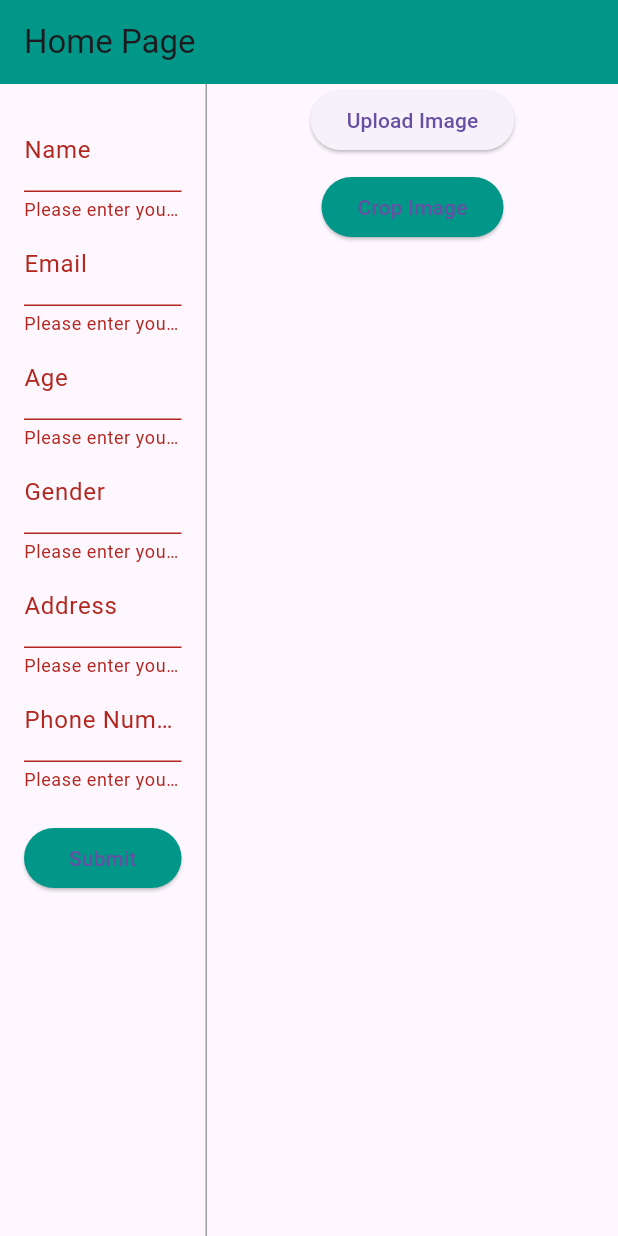
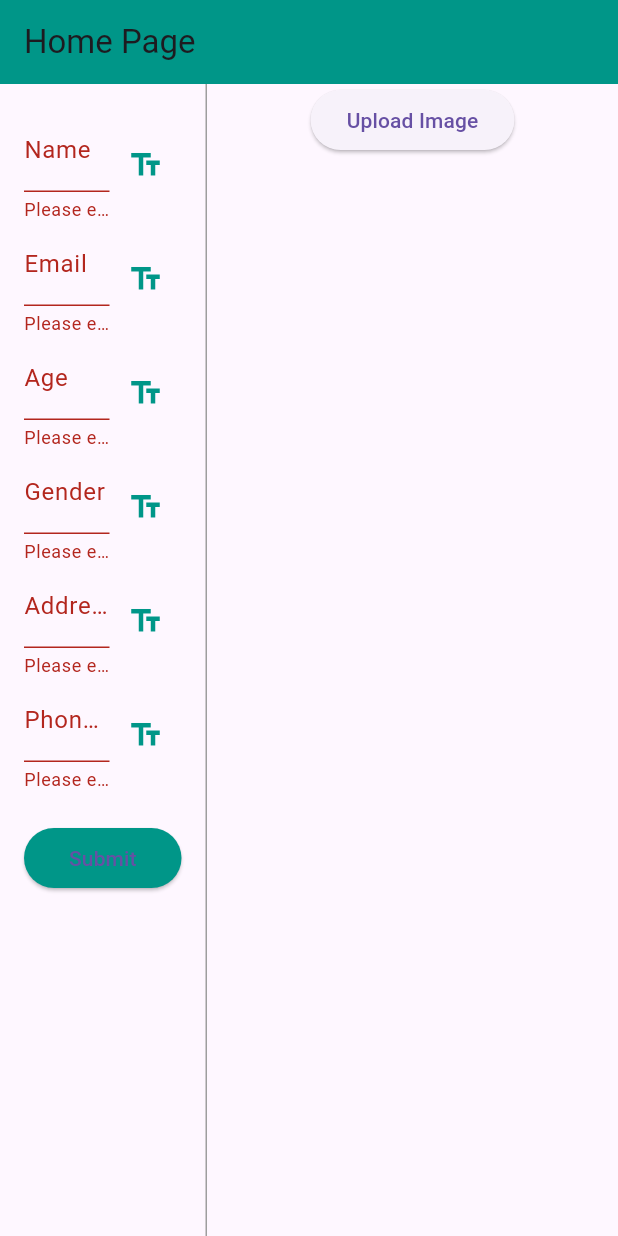
Before and after one commit to mubinsyedmuhammed/Text_extractor, a Flutter app: the screen it shows after launch, after a tap on "Submit", on a phone screen of 412 x 824 dp. Run offline on Flutter 3.47's test engine with Material 3 defaults, Android fonts, the phone set to English and light mode, and no system bars; our stand-ins replace file_picker; missing offline and left inert: image_painter.

```diff
--- a/lib/screen/home_screen.dart
+++ b/lib/screen/home_screen.dart
@@ -4,7 +4,7 @@ import 'package:file_picker/file_picker.dart';
 import 'package:flutter/foundation.dart';
 import 'package:flutter/material.dart';
 import 'package:image_painter/image_painter.dart';
-import 'package:image/image.dart' as img;  // Add image package for image manipulation
+import 'package:image/image.dart' as img; // Add image package for image manipulation
 
 class HomeScreen extends StatelessWidget {
   const HomeScreen({super.key});
@@ -45,8 +45,6 @@ class ROISelectionScreenState extends State<ROISelectionScreen> {
   final TextEditingController _addressController = TextEditingController();
   final TextEditingController _phoneController = TextEditingController();
 
-  // Removed the conflicting local 'img' variable
-
   Future<void> _pickFile() async {
     FilePickerResult? result = await FilePicker.platform.pickFiles(
       type: FileType.image,
@@ -83,13 +81,14 @@ class ROISelectionScreenState extends State<ROISelectionScreen> {
       }
     } else {
       log("File selection canceled.");
+      // ignore: use_build_context_synchronously
       ScaffoldMessenger.of(context).showSnackBar(
         const SnackBar(content: Text('No image selected or invalid file')),
       );
     }
   }
 
-  Future<void> _cropImage() async {
+  Future<void> _extractTextFromCroppedImage(String field) async {
     if (_imageBytes == null) {
       ScaffoldMessenger.of(context).showSnackBar(
         const SnackBar(content: Text('Please upload an image')),
@@ -100,11 +99,11 @@ class ROISelectionScreenState extends State<ROISelectionScreen> {
     final img.Image? decodedImage = img.decodeImage(_imageBytes!);
 
     if (decodedImage != null) {
-      // Get the selected ROI coordinates (can be done by extracting coordinates from the controller)
+      // Get the selected ROI coordinates
       final rect = _controller.paintArea;
 
       if (rect != null) {
-        final croppedImage = img.copyCrop(
+        img.copyCrop(
           decodedImage,
           x: rect.left.toInt(),
           y: rect.top.toInt(),
@@ -112,14 +111,47 @@ class ROISelectionScreenState extends State<ROISelectionScreen> {
           height: rect.height.toInt(),
         );
 
-        final Uint8List croppedBytes = Uint8List.fromList(img.encodePng(croppedImage));
 
-        log("Cropped Image Size: ${croppedBytes.length} bytes");
+        // Here, you would send the cropped image to your backend for text extraction
+        // This is just a placeholder for the backend call
+        // Example: String extractedText = await backendService.extractText(croppedBytes);
+
+        // For now, we'll mock a response based on the field
+        String extractedText = _mockTextExtraction(field);
+
+        // Update the corresponding TextField with the extracted text
+        switch (field) {
+          case 'Name':
+            _nameController.text = extractedText;
+            break;
+          case 'Email':
+            _emailController.text = extractedText;
+            break;
+          case 'Age':
+            _ageController.text = extractedText;
+            break;
+          case 'Gender':
+            _genderController.text = extractedText;
+            break;
+          case 'Address':
+            _addressController.text = extractedText;
+            break;
+          case 'Phone Number':
+            _phoneController.text = extractedText;
+            break;
+        }
+
+        log("Extracted Text: $extractedText");
         ScaffoldMessenger.of(context).showSnackBar(
-          SnackBar(content: Text('Cropped Image Size: ${croppedBytes.length} bytes')),
+          SnackBar(content: Text('Extracted Text: $extractedText')),
         );
       }
     }
+  }
+
+  String _mockTextExtraction(String field) {
+    // Mock extraction based on the field for now
+    return 'Sample $field';
   }
 
   @override
@@ -135,12 +167,12 @@ class ROISelectionScreenState extends State<ROISelectionScreen> {
               key: _formKey,
               child: ListView(
                 children: [
-                  _buildTextField(_nameController, "Name"),
-                  _buildTextField(_emailController, "Email"),
-                  _buildTextField(_ageController, "Age", isNumeric: true),
-                  _buildTextField(_genderController, "Gender"),
-                  _buildTextField(_addressController, "Address"),
-                  _buildTextField(_phoneController, "Phone Number", isNumeric: true),
+                  _buildTextField(_nameController, "Name", "Name"),
+                  _buildTextField(_emailController, "Email", "Email"),
+                  _buildTextField(_ageController, "Age", "Age", isNumeric: true),
+                  _buildTextField(_genderController, "Gender", "Gender"),
+                  _buildTextField(_addressController, "Address", "Address"),
+                  _buildTextField(_phoneController, "Phone Number", "Phone Number", isNumeric: true),
                   const SizedBox(height: 20),
                   ElevatedButton(
                     onPressed: () {
@@ -194,12 +226,6 @@ class ROISelectionScreenState extends State<ROISelectionScreen> {
                         ],
                       ),
                     ),
-              const SizedBox(height: 10),
-              ElevatedButton(
-                onPressed: _cropImage,
-                style: ElevatedButton.styleFrom(backgroundColor: Colors.teal),
-                child: const Text("Crop Image"),
-              ),
             ],
           ),
         ),
@@ -207,12 +233,24 @@ class ROISelectionScreenState extends State<ROISelectionScreen> {
     );
   }
 
-  Widget _buildTextField(TextEditingController controller, String label, {bool isNumeric = false}) {
-    return TextFormField(
-      controller: controller,
-      decoration: InputDecoration(labelText: label),
-      keyboardType: isNumeric ? TextInputType.number : TextInputType.text,
-      validator: (value) => value!.isEmpty ? "Please enter your $label" : null,
+  Widget _buildTextField(TextEditingController controller, String label, String field, {bool isNumeric = false}) {
+    return Row(
+      children: [
+        Expanded(
+          child: TextFormField(
+            controller: controller,
+            decoration: InputDecoration(labelText: label),
+            keyboardType: isNumeric ? TextInputType.number : TextInputType.text,
+            validator: (value) => value!.isEmpty ? "Please enter your $label" : null,
+          ),
+        ),
+        IconButton(
+          icon: const Icon(Icons.text_fields, color: Colors.teal),
+          onPressed: () {
+            _extractTextFromCroppedImage(field);
+          },
+        ),
+      ],
     );
   }
 }
```
